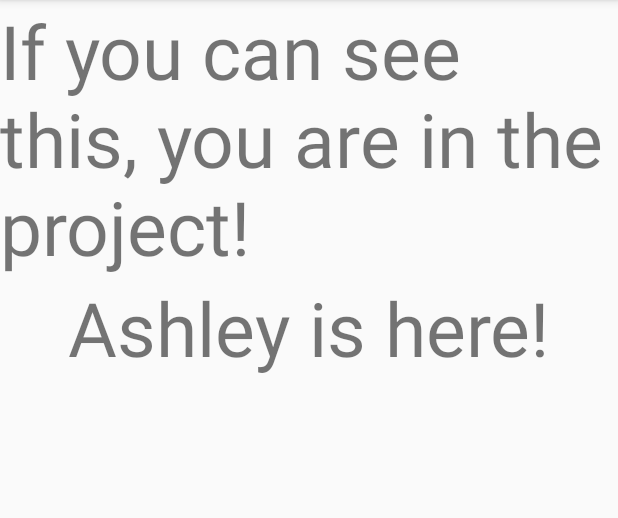
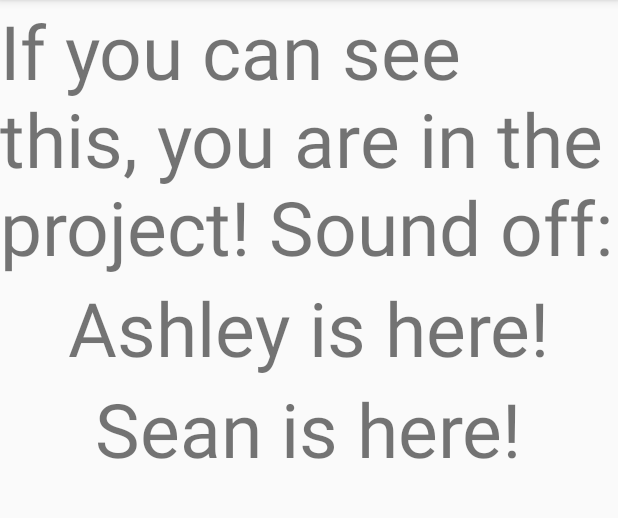
Before and after one commit to lacoite/Operation_iSpy, an Android app: the MainActivity screen opened directly, with no data from a screen before it, on a phone screen of 412 x 824 dp, the part 84-602 px from its top. Run offline under Robolectric (Android 15) with nearby library versions, the phone set to English and light mode, and no system bars.

Commit message:
Sean is connected!

```diff
--- a/app/src/main/res/layout/activity_main.xml
+++ b/app/src/main/res/layout/activity_main.xml
@@ -11,7 +11,7 @@
         android:layout_width="wrap_content"
         android:layout_height="wrap_content"
         android:textSize="50dp"
-        android:text="If you can see this, you are in the project!"
+        android:text="If you can see this, you are in the project! Sound off:"
         android:layout_gravity="center"/>
 
     <TextView
@@ -20,4 +20,11 @@
         android:textSize="50dp"
         android:text="Ashley is here!"
         android:layout_gravity="center"/>
+
+    <TextView
+        android:layout_width="wrap_content"
+        android:layout_height="wrap_content"
+        android:textSize="50dp"
+        android:text="Sean is here!"
+        android:layout_gravity="center"/>
 </LinearLayout>
```
